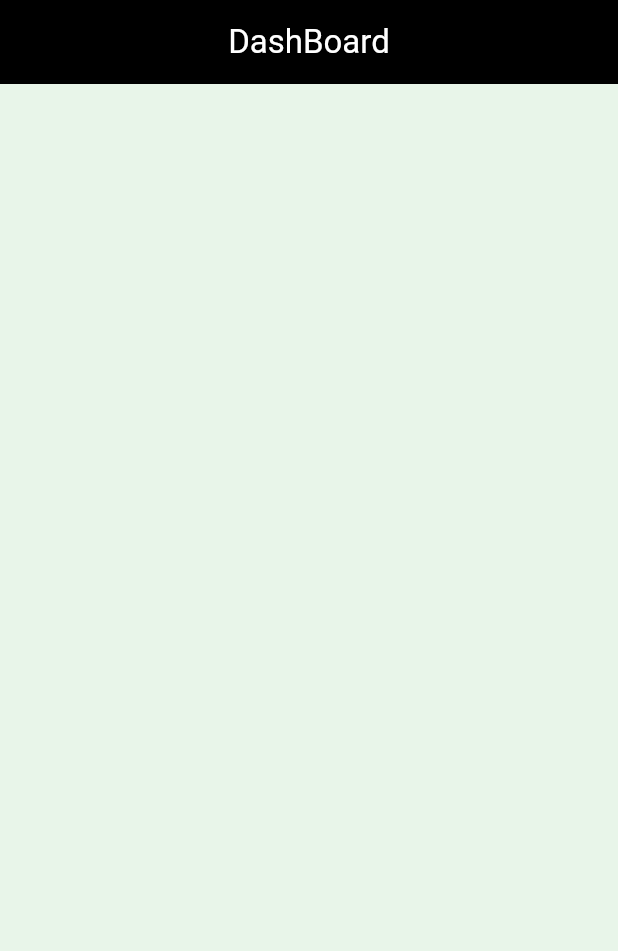
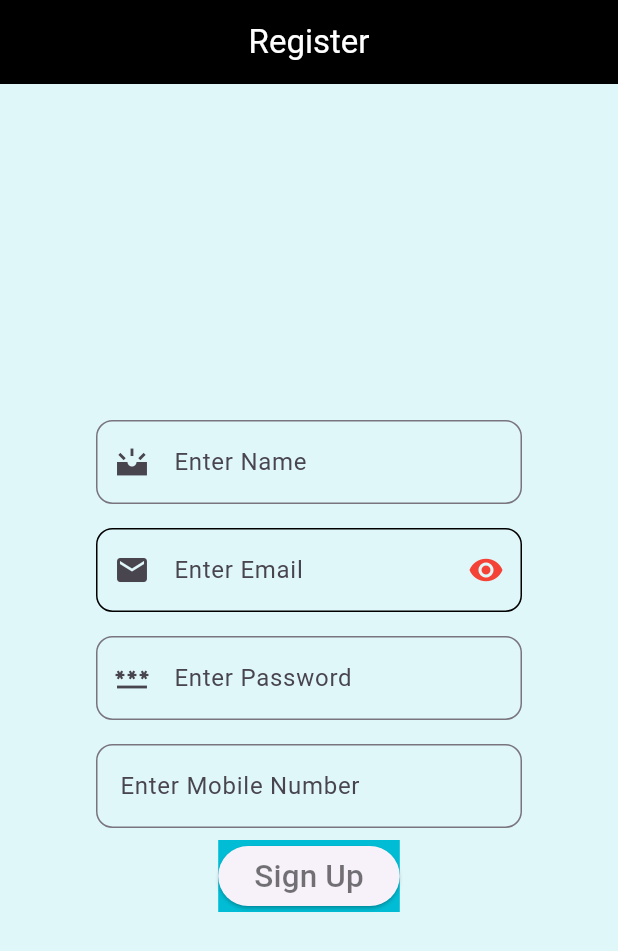
Before and after one commit to Piyushsethiya/flutter-tutorial, a Flutter app: the screen it shows after launch, on a phone screen of 412 x 824 dp. Shown: the top 951 px of the screen. Run offline on Flutter 3.47's test engine with Material 3 defaults, Android fonts, the phone set to English and light mode, and no system bars.

Commit message:
Register half

```diff
--- a/lib/main.dart
+++ b/lib/main.dart
@@ -1,3 +1,5 @@
+// import 'dart:html';
+
 import 'package:flutter/material.dart';
 
 void main(){
@@ -9,7 +11,7 @@ class DemoApp extends StatelessWidget{
   Widget build(BuildContext context){
     return MaterialApp(
       title: "main working",
-      // debugShowCheckedModeBanner: false,
+      debugShowCheckedModeBanner: false,
       theme: ThemeData(
           primarySwatch: Colors.blue
       ),
@@ -24,18 +26,148 @@ class DashBoardScreen extends StatefulWidget{
 }
 
 class _DashBoardScreenState extends State<DashBoardScreen>{
+
+  var name = TextEditingController();
+  var username = TextEditingController();
+  var password = TextEditingController();
+  var mobile_no = TextEditingController();
   @override
   Widget build(BuildContext context){
     return Scaffold(
       appBar: AppBar(
-        title: Text("DashBoard"),
+        title: Text("Register"),
         backgroundColor: Colors.black,
         centerTitle: true,
         foregroundColor: Colors.white,
 
       ),
       body: Container(
-        color: Colors.green.shade50,
+        color: Colors.cyan[50],
+        child: Center(
+          child: Container(
+            width: 300,
+            child: Column(
+              mainAxisAlignment: MainAxisAlignment.center,
+              children: [
+                Padding(
+                  padding: const EdgeInsets.all(8.0),
+                  child: TextField(
+                    controller: name,
+                    decoration: InputDecoration(
+                      hintText: "Enter Name",
+                        focusedBorder: OutlineInputBorder(
+                          borderRadius: BorderRadius.circular(11),
+                          borderSide: BorderSide(color: Colors.green,width: 4),
+                        ),
+                        border: OutlineInputBorder(
+                          borderRadius: BorderRadius.circular(11),
+                          // borderSide: BorderSide(color: Colors.yellow),
+
+                        ),
+                      prefixIcon: Icon(Icons.upcoming_sharp)
+                    ),
+                  ),
+                ),
+                Padding(
+                  padding: const EdgeInsets.all(8.0),
+                  child: TextField(
+                    // enabled: false,
+                    controller: username,
+                    decoration: InputDecoration(
+                      hintText: "Enter Email",
+                      focusedBorder: OutlineInputBorder(
+                        borderRadius: BorderRadius.circular(11),
+                        borderSide: BorderSide(color: Colors.green,width: 4),
+                      ),
+                      enabledBorder: OutlineInputBorder(
+                        borderSide: BorderSide(
+                          // color: Colors.amber,
+                          // width: 4,
+                        ),
+                        borderRadius: BorderRadius.circular(11),
+                      ),
+                      disabledBorder: OutlineInputBorder(
+                        borderRadius: BorderRadius.circular(11),
+                        borderSide: BorderSide(color: Colors.black54,width: 4),
+                      ),
+                      // suffixText: "Username Exits",
+                      suffixIcon: IconButton(
+                        icon: Icon(Icons.remove_red_eye, color: Colors.red,),
+                        onPressed: (){
+
+                        },
+                      ),
+                      // prefixText: "Enter Username ",
+                      prefixIcon: Icon(Icons.email),
+
+                      // border: OutlineInputBorder(
+                      //   borderRadius: BorderRadius.circular(11),
+                      //   // borderSide: BorderSide(color: Colors.yellow),
+                      //
+                      // )
+                    ),
+                  ),
+                ),
+
+                Padding(
+                  padding: const EdgeInsets.all(8.0),
+                  child: TextField(
+                    controller: password,
+                    obscureText: true,
+                    obscuringCharacter: "*",
+                    decoration: InputDecoration(
+                      hintText: "Enter Password",
+                        focusedBorder: OutlineInputBorder(
+                          borderRadius: BorderRadius.circular(11),
+                          borderSide: BorderSide(color: Colors.green,width: 4),
+                        ),
+                        prefixIcon: Icon(Icons.password_outlined),
+
+                        border: OutlineInputBorder(
+                          borderRadius: BorderRadius.circular(11),
+                          // borderSide: BorderSide(color: Colors.yellow),
+
+                        )
+                    ),
+                  ),
+                ),
+                Padding(
+                  padding: const EdgeInsets.all(8.0),
+                  child: TextField(
+                    controller: mobile_no,
+                    decoration: InputDecoration(
+                      hintText: "Enter Mobile Number",
+                        focusedBorder: OutlineInputBorder(
+                          borderRadius: BorderRadius.circular(11),
+                          borderSide: BorderSide(color: Colors.green,width: 4),
+                        ),
+
+                        border: OutlineInputBorder(
+                          borderRadius: BorderRadius.circular(11),
+                          // borderSide: BorderSide(color: Colors.yellow),
+
+                        )
+                    ),
+                  ),
+                ),
+                Container(
+                  color: Colors.cyan,
+                  child: ElevatedButton(
+                      onPressed: (){
+                    String fname = name.text.toString();
+                    String u_name = username.text.toString();
+                    String u_pass = password.text.toString();
+                    String m_no = mobile_no.text.toString();
+                    print("Name: $fname, Email: $u_name, Pass: $u_pass, Mobile No.: $m_no");
+                  }, child: Text('Sign Up',
+                    style: TextStyle(fontSize: 21,color: Colors.black54),)
+
+                  ),
+                )
+              ],
+            ),
+          ),
+        ),
       ),
     );
   }
```
Also changed, not shown: assets/images/blurback.jpg (added).
